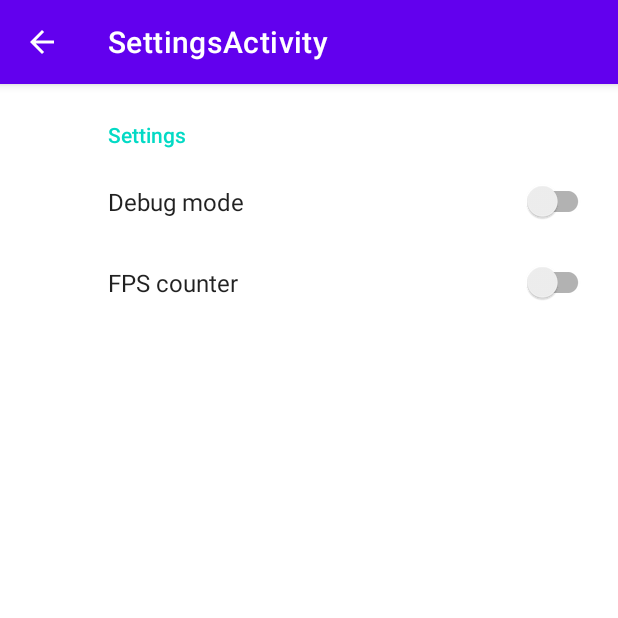
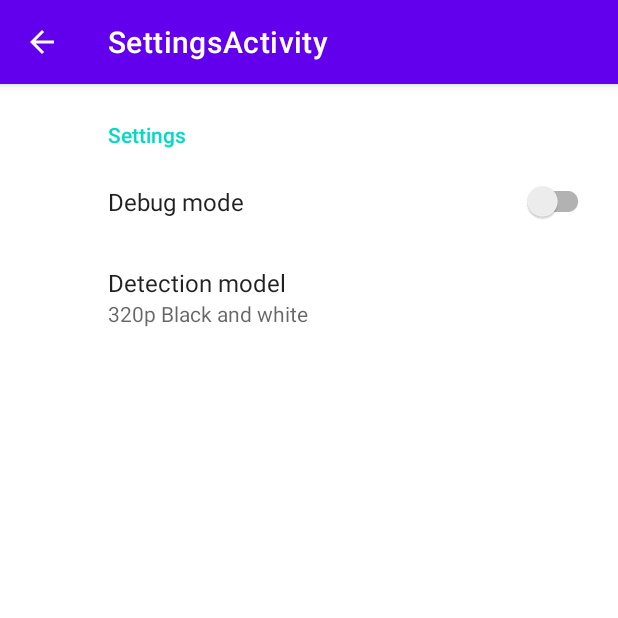
Before and after one commit to matiashaapasalmi/traffic_signs, an Android app: the SettingsActivity screen opened directly, with no data from a screen before it, on a phone screen of 412 x 824 dp, the top half of it. Run offline under Robolectric (Android 15) with nearby library versions, the phone set to English and light mode, and no system bars; our stand-ins replace androidx.preference.

Commit message:
Detection_model_settingmenu done

```diff
--- a/app/src/main/res/values/arrays.xml
+++ b/app/src/main/res/values/arrays.xml
@@ -1,12 +1,18 @@
 <resources>
     <!-- Reply Preference -->
-    <string-array name="reply_entries">
-        <item>Reply</item>
-        <item>Reply to all</item>
+    <string-array name="model_entries">
+        <item>320p Black and white</item>
+        <item>640p Black and white</item>
+        <item>Combined detection classification</item>
+        <item>320p coloured</item>
+        <item>640p coloured</item>
     </string-array>
 
-    <string-array name="reply_values">
-        <item>reply</item>
-        <item>reply_all</item>
+    <string-array name="model_values">
+        <item>320BW</item>
+        <item>640BW</item>
+        <item>CDC</item>
+        <item>320C</item>
+        <item>640C</item>
     </string-array>
 </resources>
--- a/app/src/main/res/xml/root_preferences.xml
+++ b/app/src/main/res/xml/root_preferences.xml
@@ -6,10 +6,19 @@
             app:key="debug_mode"
             app:title="Debug mode"
             app:defaultValue="false"/>
-        <SwitchPreferenceCompat
-            app:key="fps_counter"
-            app:title="FPS counter"
-            app:defaultValue="false"/>
+
+        <ListPreference
+            app:entries="@array/model_entries"
+            app:entryValues="@array/model_values"
+            app:key="models"
+            app:title="Detection model"
+            app:defaultValue="320BW"
+            app:useSimpleSummaryProvider="true"
+
+
+
+
+            />
 
     </PreferenceCategory>
 
```
Also changed, not shown: app/src/main/java/com/example/seetrafficsignsopencv/MainActivity.java (+5 -4 lines).
